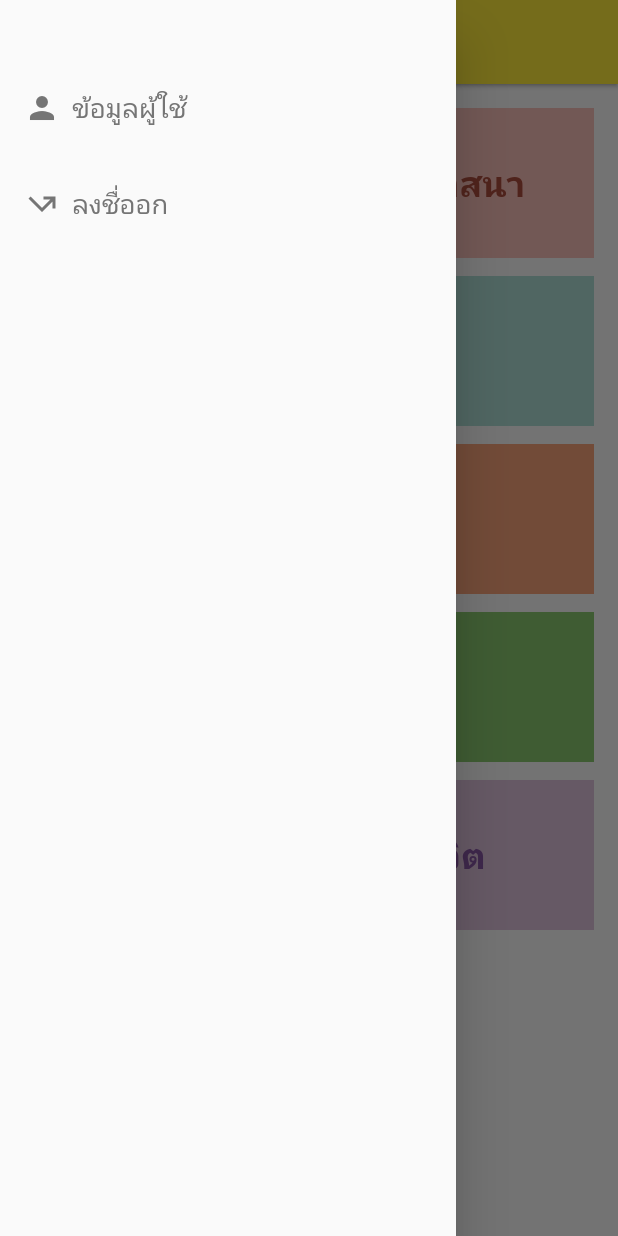
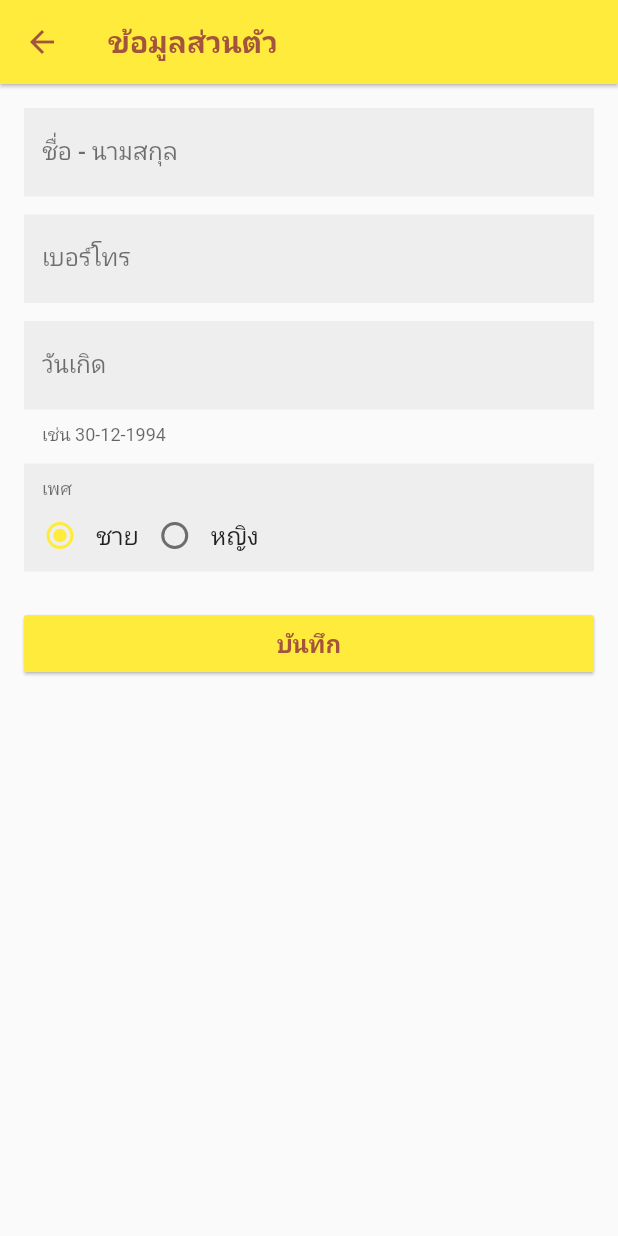
Before and after one commit to biscuitrainbow/wat-nai-baan-mobile-app, a Flutter app: the MenuScreen screen opened by its route, after a tap on the "menu" icon, after a tap on "ข้อมูลผู้ใช้", on a phone screen of 412 x 824 dp. Run offline on Flutter 3.47's test engine with Material 2 defaults, Android fonts, the phone set to English and light mode, and no system bars; our stand-ins replace cached_network_image, flutter_masked_text, flutter_redux, font_awesome_flutter, redux, shared_preferences and 1 more; missing offline and left inert: audioplayer, flutter_stetho, flutter_youtube; accounts and stored records are empty; statements that could not run were skipped.

Commit message:
Create profile screen

```diff
--- a/lib/constants.dart
+++ b/lib/constants.dart
@@ -30,6 +30,23 @@ class AppColors {
 }
 
 class Style {
-  static final TextStyle appbarTitleStyle = TextStyle(color: AppColors.main, fontWeight: FontWeight.w600);
+  static final TextStyle appbarTitle = TextStyle(color: AppColors.main, fontWeight: FontWeight.w600);
   static final TextStyle snackBarMessage = TextStyle(color: Colors.white, fontWeight: FontWeight.w600);
+
+  static final InputDecoration textInputLogin = InputDecoration(
+    border: InputBorder.none,
+    fillColor: Colors.white,
+    filled: true,
+  );
+
+  static final InputDecoration textInput = InputDecoration(
+    labelStyle: TextStyle(
+      color: Colors.black87,
+      fontWeight: FontWeight.w500,
+    ),
+    labelText: 'ชื่อ - นามสกุล',
+    hintText: '',
+    fillColor: Colors.grey.shade200,
+    filled: true
+  );
 }
--- a/lib/data/model/User.dart
+++ b/lib/data/model/User.dart
@@ -1,5 +1,3 @@
-import 'package:meta/meta.dart';
-
 class User {
   final int id;
   final String email;
@@ -11,10 +9,10 @@ class User {
   final String token;
 
   User({
-    @required this.id,
-    @required this.email,
-    @required this.name,
-    @required this.gender,
+    this.id,
+    this.email,
+    this.name,
+    this.gender,
     this.password,
     this.tel,
     this.dateOfBirth,
--- a/lib/main.dart
+++ b/lib/main.dart
@@ -11,6 +11,8 @@ import 'package:buddish_project/ui/main/main_screen.dart';
 import 'package:buddish_project/ui/menu/menu_screen.dart';
 import 'package:buddish_project/ui/praying/praying_container.dart';
 import 'package:buddish_project/ui/praying/praying_screen.dart';
+import 'package:buddish_project/ui/profile/profile_container.dart';
+import 'package:buddish_project/ui/profile/profile_screen.dart';
 import 'package:buddish_project/ui/sermon/sermon_screen.dart';
 import 'package:buddish_project/ui/splash/splash_screen.dart';
 import 'package:buddish_project/ui/survey/survey_screen.dart';
@@ -63,6 +65,7 @@ class MyAppState extends State<MyApp> {
           MenuScreen.route: (context) => MenuScreen(),
           SermonScreen.route: (context) => SermonScreen(),
           LoginScreen.route: (context) => LoginContainer(),
+          ProfileScreen.route: (context) => ProfileContainer(),
           PrayingScreen.route: (context) => PrayingContainer(),
           SurveyScreen.route: (context) => SurveyScreen(),
         },
--- a/lib/redux/user/user_action.dart
+++ b/lib/redux/user/user_action.dart
@@ -16,6 +16,10 @@ class LoginSuccess {
   LoginSuccess(this.user);
 }
 
+class FetchUserDetail {
+
+}
+
 class Logout {
 }
 
--- /dev/null
+++ b/lib/ui/common/radio_item.dart
@@ -0,0 +1,31 @@
+import 'package:flutter/material.dart';
+
+class RadioItem extends StatelessWidget {
+  final String groupValue;
+  final String value;
+  final Function(String) onChanged;
+
+  const RadioItem({
+    this.groupValue,
+    this.value,
+    this.onChanged,
+  });
+
+  @override
+  Widget build(BuildContext context) {
+    return Row(
+      crossAxisAlignment: CrossAxisAlignment.center,
+      children: <Widget>[
+        Radio<String>(
+          value: value,
+          groupValue: groupValue,
+          onChanged: onChanged,
+        ),
+        Text(
+          value,
+          style: TextStyle(color: Colors.black87, fontWeight: FontWeight.w500, fontSize: 16.0),
+        ),
+      ],
+    );
+  }
+}
--- a/lib/ui/menu/menu_screen.dart
+++ b/lib/ui/menu/menu_screen.dart
@@ -2,6 +2,7 @@ import 'package:buddish_project/constants.dart';
 import 'package:buddish_project/redux/app/app_state.dart';
 import 'package:buddish_project/redux/user/user_action.dart';
 import 'package:buddish_project/ui/praying/praying_screen.dart';
+import 'package:buddish_project/ui/profile/profile_screen.dart';
 import 'package:buddish_project/ui/sermon/sermon_screen.dart';
 import 'package:buddish_project/ui/survey/survey_screen.dart';
 import 'package:flutter/material.dart';
@@ -29,7 +30,10 @@ class _MenuScreenState extends State<MenuScreen> {
             children: <Widget>[
               SizedBox(height: 48.0),
               DrawerItem(
-                onPressed: () => print('profile'),
+                onPressed: () {
+                  Navigator.pop(context);
+                  Navigator.of(context).pushNamed(ProfileScreen.route);
+                },
                 icon: Icons.person,
                 title: 'ข้อมูลผู้ใช้',
               ),
@@ -59,7 +63,7 @@ class _MenuScreenState extends State<MenuScreen> {
         elevation: 1.0,
         title: Text(
           'หน้าหลัก',
-          style: Style.appbarTitleStyle,
+          style: Style.appbarTitle,
         ),
       ),
       body: SingleChildScrollView(
@@ -120,7 +124,6 @@ class DrawerItem extends StatelessWidget {
   Widget build(BuildContext context) {
     return MaterialButton(
         onPressed: onPressed,
-//        highlightColor: Colors.green,
         child: Row(
           children: <Widget>[
             Icon(this.icon, color: Colors.grey[600]),
--- a/lib/ui/praying/praying_screen.dart
+++ b/lib/ui/praying/praying_screen.dart
@@ -48,7 +48,7 @@ class _PrayingScreenState extends State<PrayingScreen> {
         appBar: AppBar(
           title: Text(
             'สวดมนต์',
-            style: Style.appbarTitleStyle,
+            style: Style.appbarTitle,
           ),
           iconTheme: IconThemeData(color: AppColors.main),
         ),
--- /dev/null
+++ b/lib/ui/profile/profile_container.dart
@@ -0,0 +1,34 @@
+import 'package:buddish_project/data/model/User.dart';
+import 'package:buddish_project/redux/app/app_state.dart';
+import 'package:buddish_project/ui/profile/profile_screen.dart';
+import 'package:flutter/material.dart';
+import 'package:flutter_redux/flutter_redux.dart';
+import 'package:redux/redux.dart';
+
+class ProfileContainer extends StatelessWidget {
+  @override
+  Widget build(BuildContext context) {
+    return StoreConnector(
+      converter: ProfileScreenViewModel.fromStore,
+      builder: (BuildContext context, ProfileScreenViewModel viewModel) {
+        return ProfileScreen(
+          viewModel: viewModel,
+        );
+      },
+    );
+  }
+}
+
+class ProfileScreenViewModel {
+  final User user;
+
+  ProfileScreenViewModel({
+    @required this.user,
+  });
+
+  static ProfileScreenViewModel fromStore(Store<AppState> store) {
+    return ProfileScreenViewModel(
+      user: store.state.user,
+    );
+  }
+}
--- /dev/null
+++ b/lib/ui/profile/profile_screen.dart
@@ -0,0 +1,142 @@
+import 'package:buddish_project/constants.dart';
+import 'package:buddish_project/ui/common/button.dart';
+import 'package:buddish_project/ui/common/radio_item.dart';
+import 'package:buddish_project/ui/profile/profile_container.dart';
+import 'package:flutter/material.dart';
+import 'package:flutter_masked_text/flutter_masked_text.dart';
+
+class ProfileScreen extends StatefulWidget {
+  static final String route = "/profile";
+
+  final ProfileScreenViewModel viewModel;
+
+  const ProfileScreen({this.viewModel});
+
+  @override
+  _ProfileScreenState createState() => _ProfileScreenState();
+}
+
+class _ProfileScreenState extends State<ProfileScreen> {
+  final TextEditingController nameController = TextEditingController();
+  final MaskedTextController telController = MaskedTextController(mask: '000-0000000');
+  final MaskedTextController dateOfBirth = MaskedTextController(mask: '00-00-0000');
+
+  String gender = 'ชาย';
+
+  Widget _buildGenderField() {
+    final label = Padding(
+      padding: const EdgeInsets.symmetric(horizontal: 12.0),
+      child: Text('เพศ', style: TextStyle(color: Colors.black54, fontSize: 12.0)),
+    );
+
+    final radios = Row(
+      children: <Widget>[
+        RadioItem(
+          value: 'ชาย',
+          groupValue: gender,
+          onChanged: (String value) {
+            setState(() => gender = value);
+          },
+        ),
+        RadioItem(
+          value: 'หญิง',
+          groupValue: gender,
+          onChanged: (String value) {
+            setState(() => gender = value);
+          },
+        )
+      ],
+    );
+
+    return Container(
+      padding: EdgeInsets.only(top: 8.0),
+      color: Colors.grey.shade200,
+      child: Column(
+        crossAxisAlignment: CrossAxisAlignment.start,
+        children: <Widget>[
+          label,
+          radios,
+        ],
+      ),
+    );
+  }
+
+  void _update() {
+    print('update');
+  }
+
+  @override
+  void initState() {
+    final user = widget.viewModel.user;
+
+    nameController.text = user.name;
+
+    super.initState();
+  }
+
+  @override
+  Widget build(BuildContext context) {
+    final textInputStyle = TextStyle(color: Colors.black87, fontWeight: FontWeight.w500, fontSize: 16.0);
+
+    final inputStyle = InputDecoration(
+      border: InputBorder.none,
+      labelStyle: TextStyle(
+        color: Colors.black54,
+        fontWeight: FontWeight.w500,
+      ),
+      fillColor: Colors.grey.shade200,
+      filled: true,
+    );
+
+    return Scaffold(
+      appBar: AppBar(
+        iconTheme: IconThemeData(color: AppColors.main),
+        elevation: 1.0,
+        title: Text('ข้อมูลส่วนตัว', style: Style.appbarTitle),
+      ),
+      resizeToAvoidBottomPadding: true,
+      body: Container(
+        padding: EdgeInsets.symmetric(horizontal: Dimension.screenHorizonPadding, vertical: Dimension.screenVerticalPadding),
+        child: Column(
+          children: <Widget>[
+            Form(
+              child: Column(
+                children: <Widget>[
+                  TextFormField(
+                    style: textInputStyle,
+                    controller: nameController,
+                    keyboardType: TextInputType.text,
+                    decoration: inputStyle.copyWith(labelText: 'ชื่อ - นามสกุล'),
+                  ),
+                  SizedBox(height: Dimension.fieldVerticalMargin),
+                  TextFormField(
+                    style: textInputStyle,
+                    controller: telController,
+                    keyboardType: TextInputType.number,
+                    decoration: inputStyle.copyWith(labelText: 'เบอร์โทร'),
+                  ),
+                  SizedBox(height: Dimension.fieldVerticalMargin),
+                  TextFormField(
+                    style: textInputStyle,
+                    controller: dateOfBirth,
+                    keyboardType: TextInputType.number,
+                    decoration: inputStyle.copyWith(labelText: 'วันเกิด', helperText: 'เช่น 30-12-1994'),
+                  ),
+                  SizedBox(height: Dimension.fieldVerticalMargin),
+                  _buildGenderField(),
+                ],
+              ),
+            ),
+            SizedBox(height: Dimension.fieldVerticalMargin * 2),
+            Button(
+              title: 'บันทึก',
+              titleColor: AppColors.main,
+              backgroundColor: Colors.yellow,
+              onPressed: _update,
+            ),
+          ],
+        ),
+      ),
+    );
+  }
+}
--- a/lib/ui/sermon/sermon_screen.dart
+++ b/lib/ui/sermon/sermon_screen.dart
@@ -44,7 +44,7 @@ class _SermonScreenState extends State<SermonScreen> {
         elevation: 1.0,
         title: Text(
           'ฟังเทศน์ ฟังธรรม',
-          style: Style.appbarTitleStyle,
+          style: Style.appbarTitle,
         ),
         iconTheme: IconThemeData(color: AppColors.main),
       ),
--- a/lib/ui/sermon_video/sermon_video_screen.dart
+++ b/lib/ui/sermon_video/sermon_video_screen.dart
@@ -29,7 +29,7 @@ class _SermonVideoScreenState extends State<SermonVideoScreen> {
       appBar: AppBar(
         title: Text(
           widget.title,
-          style: Style.appbarTitleStyle,
+          style: Style.appbarTitle,
         ),
         iconTheme: IconThemeData(color: AppColors.main),
       ),
--- a/lib/ui/survey/survey_screen.dart
+++ b/lib/ui/survey/survey_screen.dart
@@ -67,7 +67,7 @@ class _SurveyScreenState extends State<SurveyScreen> {
         elevation: 1.0,
         title: Text(
           'แบบสอบถาม',
-          style: Style.appbarTitleStyle,
+          style: Style.appbarTitle,
         ),
         iconTheme: IconThemeData(color: AppColors.main),
       ),
--- a/pubspec.yaml
+++ b/pubspec.yaml
@@ -20,6 +20,7 @@ dependencies:
   audioplayer: ^0.5.0
   path_provider: ^0.4.1
   flutter_launcher_icons: "^0.6.0"
+  flutter_masked_text: ^0.5.0
 
 dev_dependencies:
   flutter_stetho: 0.1.1
```
Also changed, not shown: lib/data/repository/user_repository.dart (+16 -1 lines), lib/redux/app/app_middleware.dart (+6 -7 lines), lib/redux/user/user_middleware.dart (+20 -2 lines), lib/ui/login/login_container.dart (+1 -6 lines), lib/ui/login/login_screen.dart (+3 -13 lines), lib/utils/StringUtil.dart (+8 -6 lines), pubspec.lock.
